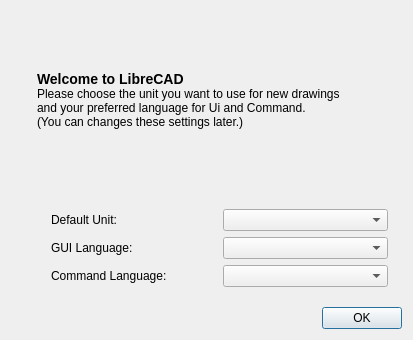
Qt form librecad/src/ui/dialogs/main/qg_dlginitial.ui (LibreCAD/LibreCAD) before a commit.
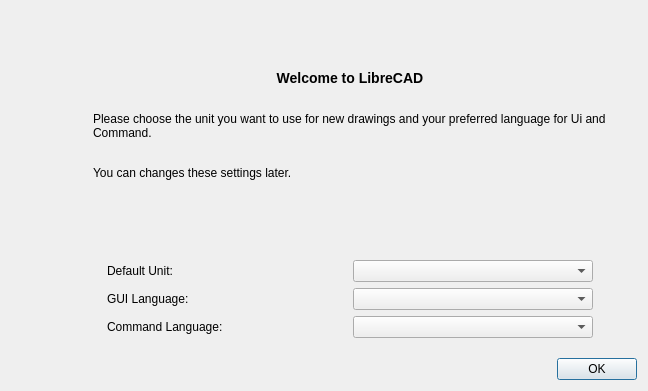
The same form after that commit. Icons and pictures are not drawn.

Patch:
```diff
--- a/librecad/src/ui/dialogs/main/qg_dlginitial.ui
+++ b/librecad/src/ui/dialogs/main/qg_dlginitial.ui
@@ -6,17 +6,35 @@
    <rect>
     <x>0</x>
     <y>0</y>
-    <width>413</width>
-    <height>340</height>
+    <width>648</width>
+    <height>391</height>
    </rect>
   </property>
+  <property name="sizePolicy">
+   <sizepolicy hsizetype="Fixed" vsizetype="Fixed">
+    <horstretch>0</horstretch>
+    <verstretch>0</verstretch>
+   </sizepolicy>
+  </property>
+  <property name="minimumSize">
+   <size>
+    <width>648</width>
+    <height>391</height>
+   </size>
+  </property>
+  <property name="maximumSize">
+   <size>
+    <width>648</width>
+    <height>391</height>
+   </size>
+  </property>
   <property name="windowTitle">
    <string>Welcome</string>
   </property>
   <property name="sizeGripEnabled">
    <bool>false</bool>
   </property>
-  <layout class="QVBoxLayout">
+  <layout class="QVBoxLayout" name="_2">
    <item>
     <layout class="QHBoxLayout">
      <property name="spacing">
@@ -24,9 +42,12 @@
      </property>
      <item>
       <widget class="QLabel" name="lImage">
+       <property name="enabled">
+        <bool>true</bool>
+       </property>
        <property name="sizePolicy">
-        <sizepolicy hsizetype="Fixed" vsizetype="Preferred">
-         <horstretch>1</horstretch>
+        <sizepolicy hsizetype="Fixed" vsizetype="Fixed">
+         <horstretch>0</horstretch>
          <verstretch>0</verstretch>
         </sizepolicy>
        </property>
@@ -61,13 +82,7 @@
           </sizepolicy>
          </property>
          <property name="text">
-          <string>&lt;font size=&quot;+1&quot;&gt;&lt;b&gt;Welcome to LibreCAD&lt;/b&gt;
-&lt;/font&gt;
-&lt;br&gt;
-Please choose the unit you want to use for new drawings
-&lt;br&gt;
-and your preferred language for Ui and Command.&lt;br&gt;
-(You can changes these settings later.)</string>
+          <string>&lt;html&gt;&lt;head/&gt;&lt;body&gt;&lt;p align=&quot;center&quot;&gt;&lt;span style=&quot; font-size:large; font-weight:700;&quot;&gt;Welcome to LibreCAD&lt;/span&gt;&lt;br/&gt;&lt;/p&gt;&lt;p&gt;Please choose the unit you want to use for new drawings and your preferred language for Ui and Command.&lt;br/&gt;&lt;/p&gt;&lt;p&gt;You can changes these settings later.&lt;/p&gt;&lt;/body&gt;&lt;/html&gt;</string>
          </property>
          <property name="alignment">
           <set>Qt::AlignVCenter</set>
@@ -94,27 +109,36 @@
          <property name="bottomMargin">
           <number>14</number>
          </property>
-         <item row="2" column="1">
-          <widget class="QComboBox" name="cbLanguageCmd"/>
-         </item>
          <item row="1" column="1">
-          <widget class="QComboBox" name="cbLanguage"/>
-         </item>
-         <item row="0" column="1">
-          <widget class="QComboBox" name="cbUnit"/>
-         </item>
-         <item row="0" column="0">
-          <widget class="QLabel" name="lUnit">
-           <property name="text">
-            <string>Default Unit:</string>
+          <widget class="QComboBox" name="cbLanguage">
+           <property name="minimumSize">
+            <size>
+             <width>240</width>
+             <height>0</height>
+            </size>
            </property>
-           <property name="wordWrap">
-            <bool>false</bool>
+           <property name="maximumSize">
+            <size>
+             <width>240</width>
+             <height>16777215</height>
+            </size>
            </property>
           </widget>
          </item>
          <item row="1" column="0">
           <widget class="QLabel" name="lLanguage">
+           <property name="minimumSize">
+            <size>
+             <width>240</width>
+             <height>0</height>
+            </size>
+           </property>
+           <property name="maximumSize">
+            <size>
+             <width>240</width>
+             <height>16777215</height>
+            </size>
+           </property>
            <property name="text">
             <string>GUI Language:</string>
            </property>
@@ -123,8 +147,42 @@
            </property>
           </widget>
          </item>
+         <item row="0" column="1">
+          <widget class="QComboBox" name="cbUnit">
+           <property name="sizePolicy">
+            <sizepolicy hsizetype="Preferred" vsizetype="Fixed">
+             <horstretch>0</horstretch>
+             <verstretch>0</verstretch>
+            </sizepolicy>
+           </property>
+           <property name="minimumSize">
+            <size>
+             <width>240</width>
+             <height>0</height>
+            </size>
+           </property>
+           <property name="maximumSize">
+            <size>
+             <width>240</width>
+             <height>16777215</height>
+            </size>
+           </property>
+          </widget>
+         </item>
          <item row="2" column="0">
           <widget class="QLabel" name="lCmdLanguage">
+           <property name="minimumSize">
+            <size>
+             <width>240</width>
+             <height>0</height>
+            </size>
+           </property>
+           <property name="maximumSize">
+            <size>
+             <width>240</width>
+             <height>16777215</height>
+            </size>
+           </property>
            <property name="text">
             <string>Command Language:</string>
            </property>
@@ -133,6 +191,50 @@
            </property>
           </widget>
          </item>
+         <item row="2" column="1">
+          <widget class="QComboBox" name="cbLanguageCmd">
+           <property name="minimumSize">
+            <size>
+             <width>240</width>
+             <height>0</height>
+            </size>
+           </property>
+           <property name="maximumSize">
+            <size>
+             <width>240</width>
+             <height>16777215</height>
+            </size>
+           </property>
+          </widget>
+         </item>
+         <item row="0" column="0">
+          <widget class="QLabel" name="lUnit">
+           <property name="sizePolicy">
+            <sizepolicy hsizetype="Fixed" vsizetype="Preferred">
+             <horstretch>0</horstretch>
+             <verstretch>0</verstretch>
+            </sizepolicy>
+           </property>
+           <property name="minimumSize">
+            <size>
+             <width>240</width>
+             <height>0</height>
+            </size>
+           </property>
+           <property name="maximumSize">
+            <size>
+             <width>240</width>
+             <height>16777215</height>
+            </size>
+           </property>
+           <property name="text">
+            <string>Default Unit:</string>
+           </property>
+           <property name="wordWrap">
+            <bool>false</bool>
+           </property>
+          </widget>
+         </item>
         </layout>
        </item>
       </layout>
@@ -141,6 +243,12 @@
    </item>
    <item>
     <widget class="QDialogButtonBox" name="buttonBox">
+     <property name="sizePolicy">
+      <sizepolicy hsizetype="Expanding" vsizetype="Fixed">
+       <horstretch>0</horstretch>
+       <verstretch>0</verstretch>
+      </sizepolicy>
+     </property>
      <property name="standardButtons">
       <set>QDialogButtonBox::Ok</set>
      </property>
```
Left out of the diff: 2 changed lines with no effect on the pictures.
